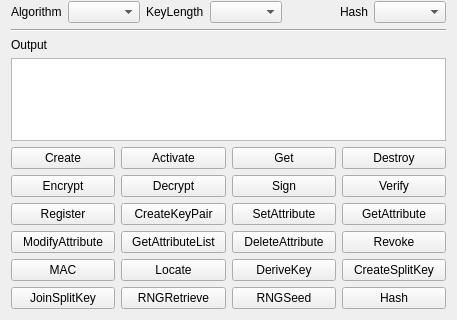
Qt form TTLVReader/req_encoder_dlg.ui (jykim74/TTLVReader) before a commit; both pictures show x 0 to 457 and y 232 to 552 of the 457 by 552 pixel window.
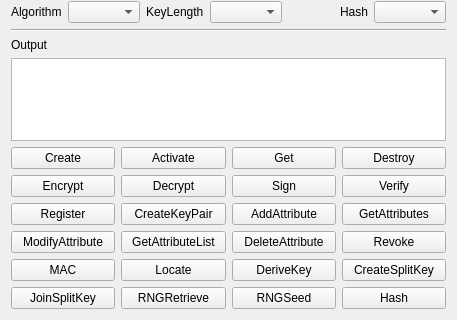
The same form after that commit.

Patch:
```diff
--- a/TTLVReader/req_encoder_dlg.ui
+++ b/TTLVReader/req_encoder_dlg.ui
@@ -114,14 +114,14 @@
      <item>
       <widget class="QPushButton" name="mSetAttributeBtn">
        <property name="text">
-        <string>SetAttribute</string>
+        <string>AddAttribute</string>
        </property>
       </widget>
      </item>
      <item>
       <widget class="QPushButton" name="mGetAttribute">
        <property name="text">
-        <string>GetAttribute</string>
+        <string>GetAttributes</string>
        </property>
       </widget>
      </item>
```
Left out of the diff: 4 changed lines with no effect on the pictures.
